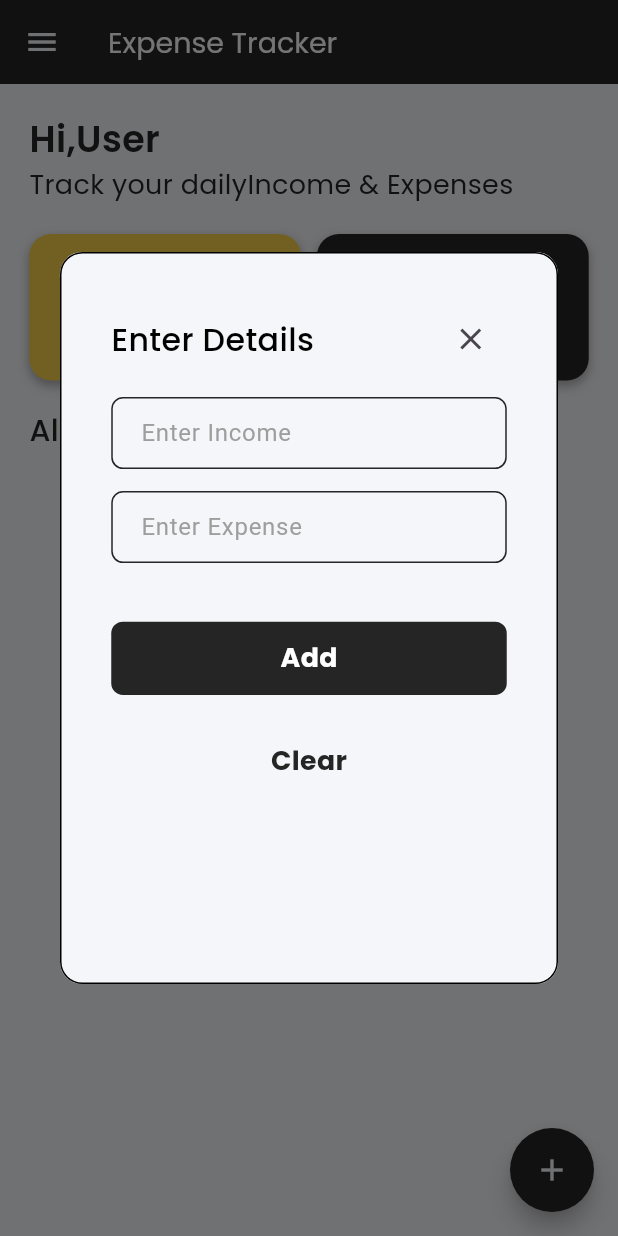
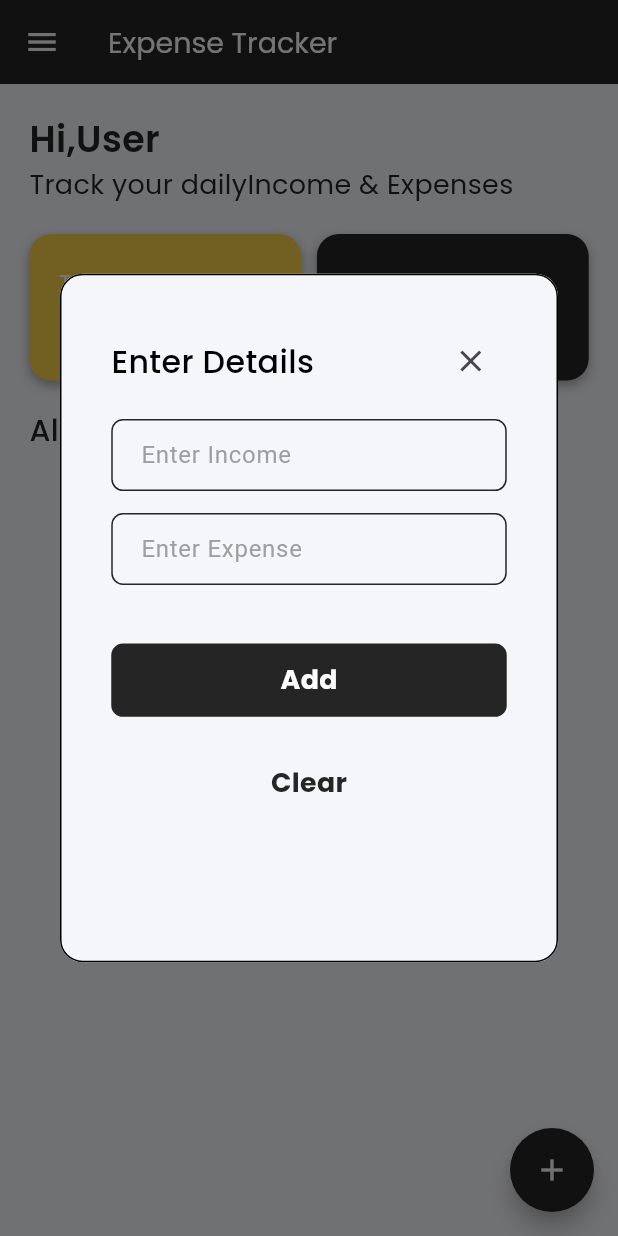
Before and after one commit to akshaykk07/ExpenseTrack, a Flutter app: the screen it shows after launch, after a tap on the "add" icon, on a phone screen of 412 x 824 dp. Run offline on Flutter 3.47's test engine with Material 3 defaults, Android fonts, the phone set to English and light mode, and no system bars; our stand-ins replace flutter_screenutil, google_fonts, sqflite; accounts and stored records are empty.

```diff
--- a/lib/screens/homeScreen.dart
+++ b/lib/screens/homeScreen.dart
@@ -173,7 +173,7 @@ class _ExpenceTrackerState extends State<ExpenceTracker> {
                       dateTime: DateTime.now()));
                   ScaffoldMessenger.of(context).showSnackBar(const SnackBar(
                     content: Text(
-                      "item adedd successfully",
+                      "Item adedd successfully",
                       style: TextStyle(color: customBlack1),
                     ),
                     behavior: SnackBarBehavior.floating,
@@ -242,7 +242,7 @@ class _ExpenceTrackerState extends State<ExpenceTracker> {
                     Navigator.pop(context);
                     ScaffoldMessenger.of(context).showSnackBar(const SnackBar(
                       content: Text(
-                        "item removed",
+                        "Item removed",
                         style: TextStyle(color: customBlack1),
                       ),
                       behavior: SnackBarBehavior.floating,
--- a/lib/widgets/dialogBox.dart
+++ b/lib/widgets/dialogBox.dart
@@ -21,7 +21,7 @@ class DialogBox extends StatelessWidget {
   @override
   Widget build(BuildContext context) {
     return Container(
-      height: 500.h,
+      height: 470.h,
       decoration: BoxDecoration(
           borderRadius: BorderRadius.circular(15), color: whiteone),
       child: Padding(
```
